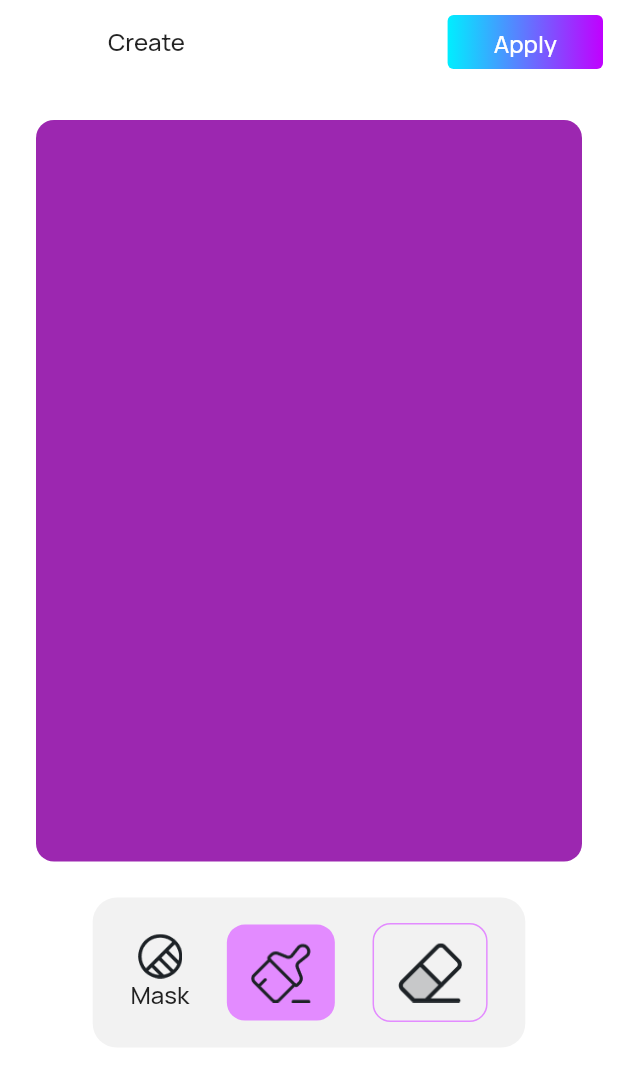
After one commit to hammasali/artbotic, a Flutter app: the InPainting screen opened directly, on a phone screen of 412 x 824 dp. The commit adds this screen. Shown: the top 1086 px of the screen. Run offline on Flutter 3.47's test engine with Material 2 defaults, Android fonts, the phone set to English and light mode, and no system bars; our stand-ins replace carousel_slider, dots_indicator, get, google_fonts, shared_preferences; missing offline and left inert: gradient_slider; accounts and stored records are empty.

Commit message:
Added InPainting Screen. All UI Done

```diff
--- a/lib/l10n/intl_ar.arb
+++ b/lib/l10n/intl_ar.arb
@@ -62,5 +62,7 @@
   "unlockAllTheAdvanceTxt": "فتح جميع الميزات المتقدمة عن طريق الترقية إلى خطة بريميوم",
   "tagKeywords": "وسوم الكلمات",
   "clearAll": "مسح الكل",
-  "addKeywords": "إضافة كلمات"
+  "addKeywords": "إضافة كلمات",
+  "apply": "تطبيق",
+  "mask": "قناع"
 }
--- a/lib/l10n/intl_de.arb
+++ b/lib/l10n/intl_de.arb
@@ -62,5 +62,7 @@
   "unlockAllTheAdvanceTxt": "Schalte alle fortgeschrittenen Funktionen frei, indem du zum Premium-Plan aufrüstest",
   "tagKeywords": "Schlagwörter",
   "clearAll": "Alles löschen",
-  "addKeywords": "Schlüsselwörter hinzufügen"
+  "addKeywords": "Schlüsselwörter hinzufügen",
+  "apply": "Anwenden",
+  "mask": "Maske"
 }
--- a/lib/l10n/intl_en.arb
+++ b/lib/l10n/intl_en.arb
@@ -61,5 +61,7 @@
   "unlockAllTheAdvanceTxt": "Unlock all the advance feature by upgrading to premium plan",
    "tagKeywords": "Tag Keywords",
   "clearAll": "Clear All",
-  "addKeywords": "Add Keywords"
+  "addKeywords": "Add Keywords",
+  "apply": "Apply",
+  "mask": "Mask"
 }
--- a/lib/l10n/intl_es.arb
+++ b/lib/l10n/intl_es.arb
@@ -62,5 +62,7 @@
   "unlockAllTheAdvanceTxt": "Desbloquea todas las características avanzadas al actualizar a la plan premium",
   "tagKeywords": "Palabras Clave",
   "clearAll": "Borrar Todo",
-  "addKeywords": "Agregar Palabras Clave"
+  "addKeywords": "Agregar Palabras Clave",
+  "apply": "Aplicar",
+  "mask": "Máscara"
 }
--- a/lib/l10n/intl_fr.arb
+++ b/lib/l10n/intl_fr.arb
@@ -62,5 +62,7 @@
   "unlockAllTheAdvanceTxt": "Débloquez toutes les fonctionnalités avancées en passant au plan premium",
   "tagKeywords": "Mots-Clés",
   "clearAll": "Tout Effacer",
-  "addKeywords": "Ajouter des Mots-Clés"
+  "addKeywords": "Ajouter des Mots-Clés",
+  "apply": "Appliquer",
+  "mask": "Masque"
 }
--- a/lib/l10n/intl_hi.arb
+++ b/lib/l10n/intl_hi.arb
@@ -62,5 +62,7 @@
   "unlockAllTheAdvanceTxt": "प्रीमियम योजना पर अपग्र",
   "tagKeywords": "टैग की कीवर्ड्स",
   "clearAll": "सभी को साफ करें",
-  "addKeywords": "कीवर्ड जोड़ें"
+  "addKeywords": "कीवर्ड जोड़ें",
+  "apply": "लागू करें",
+  "mask": "मास्क"
 }
--- a/lib/l10n/intl_pt.arb
+++ b/lib/l10n/intl_pt.arb
@@ -62,6 +62,7 @@
   "unlockAllTheAdvanceTxt": "Desbloqueie todos os recursos avançados ao atualizar para o plano premium",
   "tagKeywords": "Palavras-Chave",
   "clearAll": "Limpar Tudo",
-  "addKeywords": "Adicionar Palavras-Chave"
-
+  "addKeywords": "Adicionar Palavras-Chave",
+  "apply": "Aplicar",
+  "mask": "Máscara"
 }
--- a/lib/l10n/intl_ur.arb
+++ b/lib/l10n/intl_ur.arb
@@ -62,5 +62,7 @@
   "unlockAllTheAdvanceTxt": "پریمیم منصوبے پر اپنی تمام ایڈوانس فیچرز کو انلاک کریں",
   "tagKeywords": "ٹیگ کی متعلقہ الفاظ",
   "clearAll": "سب کچھ صاف کریں",
-  "addKeywords": "الفاظ شامل کریں"
+  "addKeywords": "الفاظ شامل کریں",
+  "apply": "لاگو کریں",
+  "mask": "ماسک"
 }
--- a/lib/routes/routes.dart
+++ b/lib/routes/routes.dart
@@ -1,3 +1,4 @@
+import 'package:artbotic/view/inpainting.dart';
 import 'package:artbotic/view/landing.dart';
 import 'package:artbotic/view/language.dart';
 import 'package:artbotic/view/login.dart';
@@ -22,6 +23,7 @@ class PageRoutes {
   static const String language = '/language';
   static const String purchases = '/purchases';
   static const String subscriptions = '/subscriptions';
+  static const String inPainting = '/inPainting';
 }
 
 class PageNavigator extends StatelessWidget {
@@ -64,8 +66,8 @@ class PageNavigator extends StatelessWidget {
             case PageRoutes.landing:
               builder = (_) => Landing();
               break;
-            case PageRoutes.profile:
-              builder = (_) => Container();
+            case PageRoutes.inPainting:
+              builder = (_) => const InPainting();
               break;
             case PageRoutes.creationDetail:
               builder = (_) => CreationDetailPage();
--- a/lib/utils/app_const.dart
+++ b/lib/utils/app_const.dart
@@ -1,4 +1,5 @@
 class AppConsts {
+  static const String splashGif = 'assets/gif/splash.gif';
   static const String icon = 'assets/icons/icon.png';
   static const String iconRound = 'assets/icons/icon_round.png';
   static const String iconSquare = 'assets/icons/icon_sq.png';
@@ -63,5 +64,7 @@ class AppConsts {
   static const String crown = 'assets/purchases/crown.png';
   static const String featured = 'assets/purchases/featured.png';
   static const String speaker = 'assets/purchases/speaker.png';
-
+  static const String mask = 'assets/mask.png';
+  static const String maskErase = 'assets/mask_erase.png';
+  static const String maskBrush = 'assets/mask_brush.png';
 }
--- /dev/null
+++ b/lib/view/inpainting.dart
@@ -0,0 +1,93 @@
+import 'package:artbotic/routes/routes.dart';
+import 'package:artbotic/utils/globals.dart';
+import 'package:artbotic/view/components/buttons/custom_button.dart';
+import 'package:flutter/material.dart';
+import 'package:get/get.dart';
+
+import '../config/theme.dart';
+import '../generated/l10n.dart';
+import '../utils/app_const.dart';
+
+class InPainting extends StatelessWidget {
+  const InPainting({super.key});
+
+  @override
+  Widget build(BuildContext context) {
+    return Scaffold(
+        appBar: getAppBar(context),
+        body: Column(children: [
+          /// GET IMAGE
+          getImage(),
+
+          /// MASKING OPTIONS
+          getOptions(context)
+        ]));
+  }
+
+  getAppBar(BuildContext context) {
+    final s = S.of(context);
+
+    return AppBar(
+        leading: IconButton(
+          icon: const Icon(Icons.arrow_back),
+          onPressed: () => navigatorKey.currentState!.pop(),
+        ),
+        title: Text(s.create, style: Theme.of(context).textTheme.titleMedium),
+        actions: [
+          Container(
+              width: Get.width * 0.3,
+              padding: const EdgeInsets.all(10.0),
+              child: CustomButton(
+                  title: s.apply,
+                  textStyle: Theme.of(context).textTheme.titleMedium,
+                  onTap: () {
+                    navigatorKey.currentState!.pop();
+                  },
+                  borderRadius: 4))
+        ]);
+  }
+
+  getImage() {
+    return Container(
+        margin: const EdgeInsets.all(24),
+        height: screenHeight * 0.6,
+        width: double.infinity,
+        decoration: BoxDecoration(
+            color: Colors.purple, borderRadius: BorderRadius.circular(12)));
+  }
+
+  getOptions(BuildContext context) {
+    final s = S.of(context);
+
+    return Container(
+        width: Get.width * 0.7,
+        height: 100,
+        decoration: BoxDecoration(
+            color: Theme.of(context).primaryColor,
+            borderRadius: BorderRadius.circular(16)),
+        child: Row(mainAxisAlignment: MainAxisAlignment.spaceEvenly, children: [
+          Column(
+              mainAxisAlignment: MainAxisAlignment.center,
+              crossAxisAlignment: CrossAxisAlignment.center,
+              children: [
+                Image.asset(AppConsts.mask,
+                    color: Theme.of(context).iconTheme.color, height: 30),
+                Text(s.mask, style: Theme.of(context).textTheme.titleMedium)
+              ]),
+          Container(
+              decoration: BoxDecoration(
+                  color: AppTheme.pinkColor,
+                  borderRadius: BorderRadius.circular(12)),
+              padding: const EdgeInsets.symmetric(vertical: 12, horizontal: 16),
+              child: Image.asset(AppConsts.maskBrush,
+                  color: Theme.of(context).iconTheme.color, height: 40)),
+          Container(
+              padding: const EdgeInsets.symmetric(vertical: 12, horizontal: 16),
+              decoration: BoxDecoration(
+                  border: Border.all(color: AppTheme.pinkColor),
+                  borderRadius: BorderRadius.circular(12)),
+              child: Image.asset(AppConsts.maskErase,
+                  color: Theme.of(context).iconTheme.color, height: 40))
+        ]));
+  }
+}
--- a/lib/view/login.dart
+++ b/lib/view/login.dart
@@ -23,7 +23,7 @@ class Login extends StatelessWidget {
                 mainAxisAlignment: MainAxisAlignment.center,
                 crossAxisAlignment: CrossAxisAlignment.center,
                 children: [
-                  const Spacer(),
+                  const Spacer(flex: 2),
 
                   /// HEADER
                   Image.asset(AppConsts.icon, width: 150, height: 150),
--- a/lib/view/register.dart
+++ b/lib/view/register.dart
@@ -23,7 +23,7 @@ class Register extends StatelessWidget {
             mainAxisAlignment: MainAxisAlignment.center,
             crossAxisAlignment: CrossAxisAlignment.center,
             children: [
-              const Spacer(flex: 2),
+              const Spacer(flex: 3),
 
               /// HEADER
               Image.asset(AppConsts.icon, width: 150, height: 150),
--- a/lib/view/splash_screen.dart
+++ b/lib/view/splash_screen.dart
@@ -1,6 +1,6 @@
 import 'dart:async';
-
 import 'package:artbotic/routes/routes.dart';
+import 'package:artbotic/utils/app_const.dart';
 import 'package:artbotic/utils/globals.dart';
 import 'package:flutter/material.dart';
 
@@ -32,7 +32,7 @@ class _SplashScreenState extends State<SplashScreen> {
                 crossAxisAlignment: CrossAxisAlignment.center,
                 children: [
                   const Spacer(),
-                  Image.asset('assets/gif/splash.gif', height: 250),
+                  Image.asset(AppConsts.splashGif, height: 250),
                   RichText(
                       textAlign: TextAlign.center,
                       text: TextSpan(children: [
```
Also changed, not shown: assets/mask.png (added), assets/mask_brush.png (added), assets/mask_erase.png (added), assets/settings/img.png (added), lib/generated/intl/messages_ar.dart, lib/generated/intl/messages_de.dart, lib/generated/intl/messages_en.dart, lib/generated/intl/messages_es.dart, lib/generated/intl/messages_fr.dart, lib/generated/intl/messages_hi.dart, lib/generated/intl/messages_pt.dart, lib/generated/intl/messages_ur.dart, lib/generated/l10n.dart.
